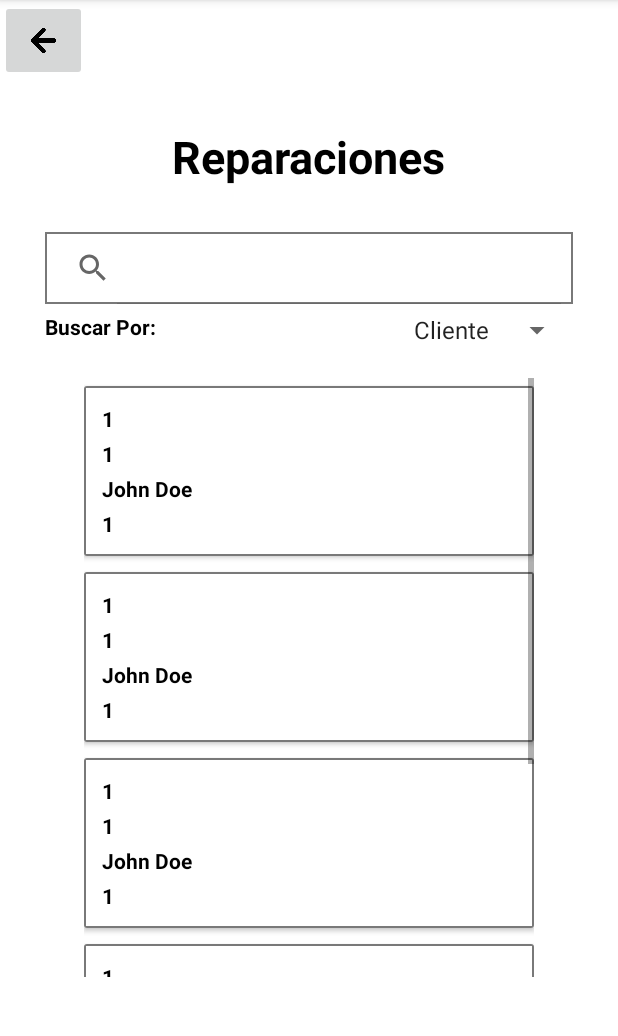
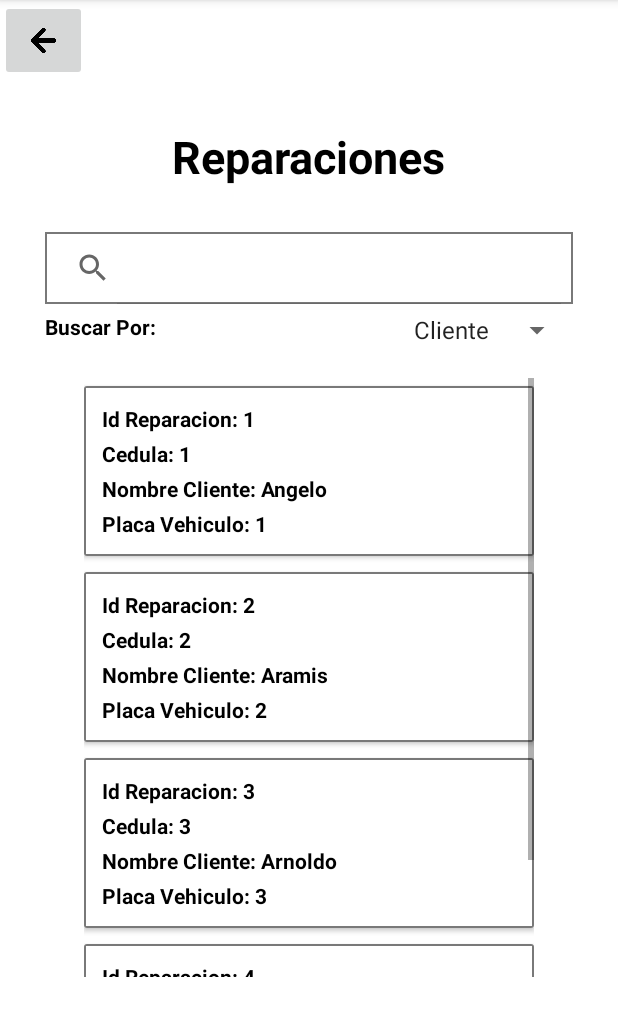
Before and after one commit to Angelo0512/frontend-app-bravo, an Android app: the fragment SearchReparationFragment shown on its own in the app's theme, on a phone screen of 412 x 824 dp, the part 84-1120 px from its top. Run offline under Robolectric (Android 15) with nearby library versions, the phone set to English and light mode, and no system bars.

Commit message:
Functional Searcher

```diff
--- a/app/src/main/java/cr/una/bravo/bravofrontend/ReparationCardAdapter.kt
+++ b/app/src/main/java/cr/una/bravo/bravofrontend/ReparationCardAdapter.kt
@@ -1,13 +1,20 @@
 package cr.una.bravo.bravofrontend
 
+import android.annotation.SuppressLint
 import android.view.LayoutInflater
 import android.view.ViewGroup
 import androidx.recyclerview.widget.RecyclerView
 import cr.una.bravo.bravofrontend.data.model.ReparationCard
+import cr.una.bravo.bravofrontend.data.model.reparationCardList
 import cr.una.bravo.bravofrontend.databinding.ReparationsListItemBinding
 
-class ReparationCardAdapter (private val reparationCards: List<ReparationCard>):
+class ReparationCardAdapter (
+ private val reparationCards: MutableList<ReparationCard>,
+ ):
  RecyclerView.Adapter<ReparationCardViewHolder>(){
+
+ private var reparationCardsOriginal: MutableList<ReparationCard> = reparationCards
+
  override fun onCreateViewHolder(parent: ViewGroup, viewType: Int): ReparationCardViewHolder {
   val from = LayoutInflater.from(parent.context)
   val binding = ReparationsListItemBinding.inflate(from,parent,false)
@@ -19,4 +26,15 @@ class ReparationCardAdapter (private val reparationCards: List<ReparationCard>):
  }
 
  override fun getItemCount(): Int = reparationCards.size
+
+@SuppressLint("NotifyDataSetChanged")
+fun filter(textFilter : String) {
+ var newList : MutableList<ReparationCard> = reparationCardsOriginal.filter { it.clientId.replace("Cedula: ","") == textFilter } as MutableList<ReparationCard>
+ reparationCards.clear()
+ reparationCards.addAll(newList)
+ for (r in reparationCards)
+  println(r)
+ notifyDataSetChanged()
 }
+
+}
--- a/app/src/main/java/cr/una/bravo/bravofrontend/SearchReparationFragment.kt
+++ b/app/src/main/java/cr/una/bravo/bravofrontend/SearchReparationFragment.kt
@@ -6,69 +6,80 @@ import android.view.LayoutInflater
 import android.view.View
 import android.view.ViewGroup
 import android.widget.ArrayAdapter
+import android.widget.SearchView
 import android.widget.Spinner
 import androidx.recyclerview.widget.LinearLayoutManager
 import androidx.recyclerview.widget.RecyclerView
 import cr.una.bravo.bravofrontend.data.model.ReparationCard
-import cr.una.bravo.bravofrontend.data.model.reparationCardList
-import cr.una.bravo.bravofrontend.databinding.FragmentMainBinding
+
 
 /**
  * A simple [Fragment] subclass.
  * Use the [SearchReparationFragment.newInstance] factory method to
  * create an instance of this fragment.
  */
-class SearchReparationFragment : Fragment() {
-    private lateinit var  binding: FragmentMainBinding
+class SearchReparationFragment : Fragment(), SearchView.OnQueryTextListener{
+    lateinit var viewReparation : View
+    lateinit var recyclerView: RecyclerView
+    lateinit var reparationFilter : Spinner
+    lateinit var searcher : SearchView
+    lateinit var adapter : ReparationCardAdapter
 
     override fun onCreateView(
         inflater: LayoutInflater, container: ViewGroup?,
         savedInstanceState: Bundle?
     ): View? {
         // Inflate the layout for this fragment
-        val view : View = inflater.inflate(R.layout.fragment_search_reparation, container, false)
+        viewReparation = inflater.inflate(R.layout.fragment_search_reparation, container, false)
 
         //RecyclerView
+        recyclerView = viewReparation.findViewById(R.id.reparationList)
+        initRecycler()
 
-        val recyclerView : RecyclerView = view.findViewById(R.id.reparationList)
+        //Spinner
+        reparationFilter = viewReparation.findViewById(R.id.reparationFilter)
+        initSpinner()
+
+        //Search View
+        searcher = viewReparation.findViewById(R.id.reparationSearch)
+        searcher.setOnQueryTextListener(this)
+
+        return viewReparation
+    }
+
+    private fun initRecycler(){
         recyclerView.setHasFixedSize(true)
-        recyclerView.layoutManager = LinearLayoutManager(view.context)
-        val cardList : List<ReparationCard> = mutableListOf(
+        recyclerView.layoutManager = LinearLayoutManager(viewReparation.context)
+        val cardList : MutableList<ReparationCard> = mutableListOf(
             ReparationCard(
-                reparationId = "1",
-                clientId = "1",
-                clientName = "John Doe",
-                vehiclePlate = "1"
+                reparationId = "Id Reparacion: 1",
+                clientId = "Cedula: 1",
+                clientName = "Nombre Cliente: Angelo",
+                vehiclePlate = "Placa Vehiculo: 1"
             ),
             ReparationCard(
-                reparationId = "1",
-                clientId = "1",
-                clientName = "John Doe",
-                vehiclePlate = "1"
+                reparationId = "Id Reparacion: 2",
+                clientId = "Cedula: 2",
+                clientName = "Nombre Cliente: Aramis",
+                vehiclePlate = "Placa Vehiculo: 2"
             ),
             ReparationCard(
-                reparationId = "1",
-                clientId = "1",
-                clientName = "John Doe",
-                vehiclePlate = "1"
+                reparationId = "Id Reparacion: 3",
+                clientId = "Cedula: 3",
+                clientName = "Nombre Cliente: Arnoldo",
+                vehiclePlate = "Placa Vehiculo: 3"
             ),
             ReparationCard(
-                reparationId = "1",
-                clientId = "1",
-                clientName = "John Doe",
-                vehiclePlate = "1"
-            ),
-            ReparationCard(
-                reparationId = "1",
-                clientId = "1",
-                clientName = "John Doe",
-                vehiclePlate = "1"
+                reparationId = "Id Reparacion: 4",
+                clientId = "Cedula: 4",
+                clientName = "Nombre Cliente: Luis",
+                vehiclePlate = "Placa Vehiculo: 4"
             )
         )
-        recyclerView.adapter = ReparationCardAdapter(cardList)
-
-        //Spinner
-        val reparationFilter : Spinner = view.findViewById(R.id.reparationFilter)
+        adapter = ReparationCardAdapter(cardList)
+        recyclerView.adapter = this.adapter
+    }
+    private fun initSpinner(){
         ArrayAdapter.createFromResource(
             this.requireContext(),
             R.array.reparation_filter,
@@ -77,17 +88,20 @@ class SearchReparationFragment : Fragment() {
             adapter.setDropDownViewResource(android.R.layout.simple_spinner_dropdown_item)
             reparationFilter.adapter = adapter
         }
-        return view
     }
 
-    // For the mean while
-    private fun populateReparations(){
-        val rep1 = ReparationCard(
-            reparationId = "1",
-            clientId = "1",
-            clientName = "John Doe",
-            vehiclePlate = "1"
-        )
-        reparationCardList.add(rep1)
+    override fun onQueryTextSubmit(p0: String): Boolean {
+        if(p0 != ""){
+            println(p0)
+            adapter.filter(p0)
+        }
+        return false;
+    }
+
+    override fun onQueryTextChange(p0: String): Boolean {
+        if(p0 == ""){
+            initRecycler()
+        }
+        return false;
     }
 }
```
